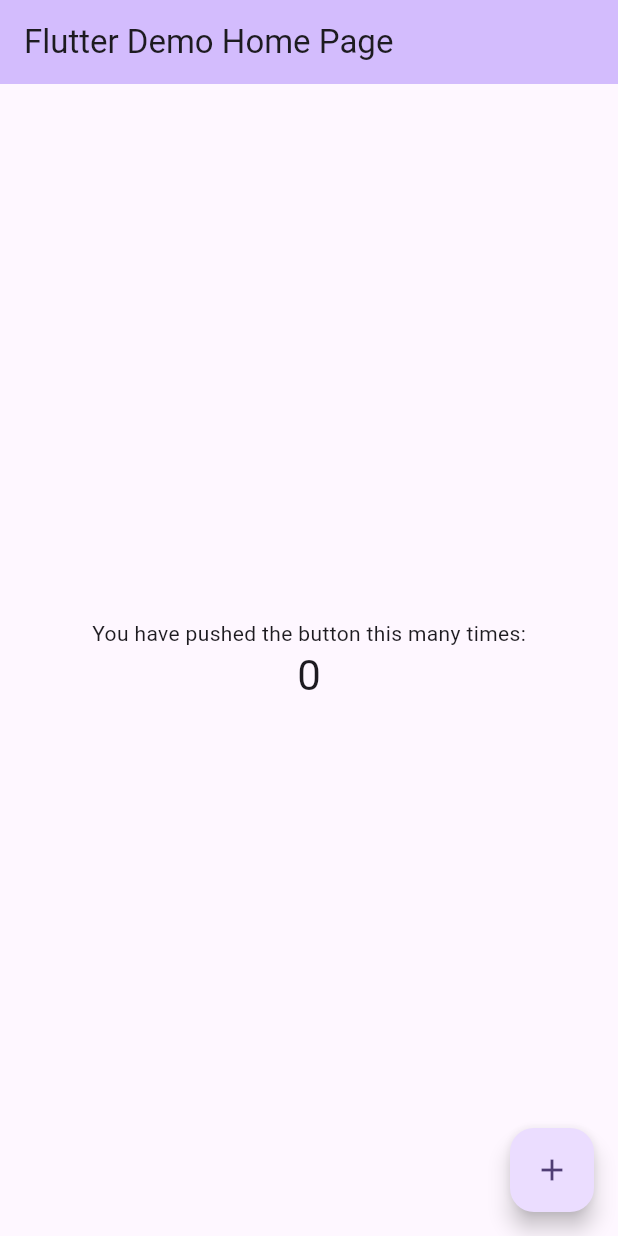
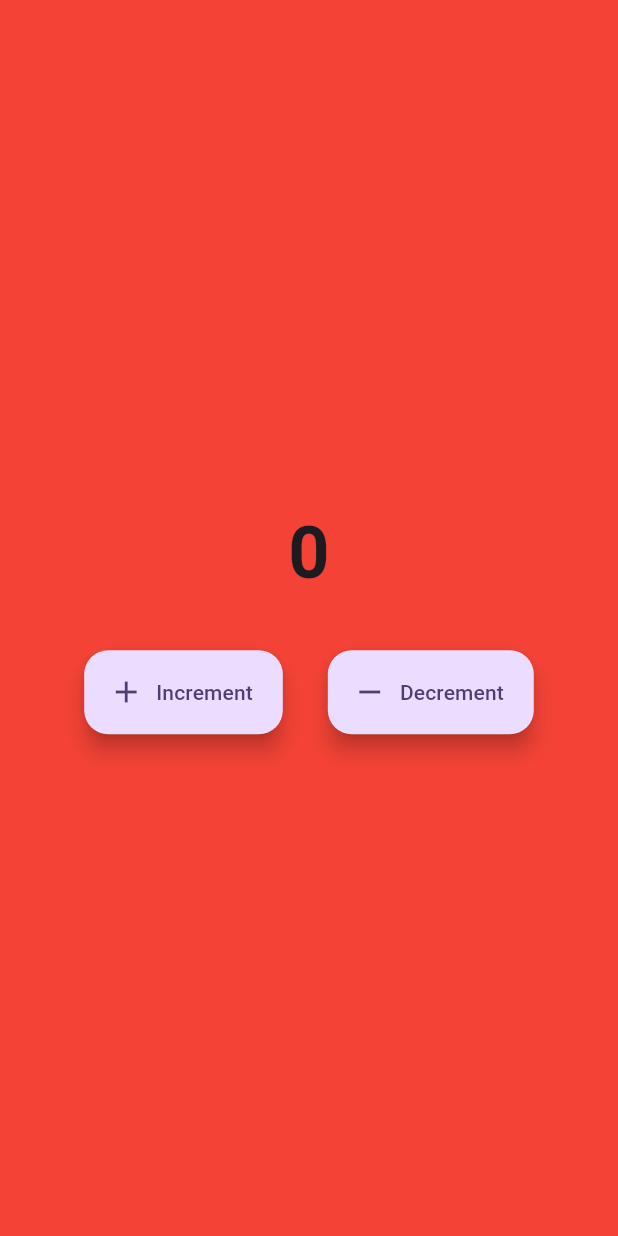
Before and after one commit to shamspahlowan/Beginner-Flutter-Practice, a Flutter app: the screen it shows after launch, on a phone screen of 412 x 824 dp. Run offline on Flutter 3.47's test engine with Material 3 defaults, Android fonts, the phone set to English and light mode, and no system bars; our stand-ins replace equatable, flutter_bloc.

Commit message:
counter state management with cubit (changes bgColor with value)

```diff
--- /dev/null
+++ b/beginner_practice/lib/bloc_practice/cubit_practice/cubit_counter/counter_cubit.dart
@@ -0,0 +1,26 @@
+import 'package:beginner_practice/bloc_practice/cubit_practice/cubit_counter/counter_cubit_state.dart';
+import 'package:flutter_bloc/flutter_bloc.dart';
+
+class CounterCubit extends Cubit<CounterCubitState> {
+  CounterCubit() : super(CounterCubitState());
+
+  void increment() {
+    final counterValue = state.counterValue;
+    emit(
+      CounterCubitState(
+        counterValue: counterValue + 1,
+        color: state.getColor(),
+      ),
+    );
+  }
+
+  void decrement() {
+    final counterValue = state.counterValue;
+    emit(
+      CounterCubitState(
+        counterValue: counterValue - 1,
+        color: state.getColor(),
+      ),
+    );
+  }
+}
--- /dev/null
+++ b/beginner_practice/lib/bloc_practice/cubit_practice/cubit_counter/counter_cubit_app_ui.dart
@@ -0,0 +1,54 @@
+import 'package:flutter/material.dart';
+import 'package:flutter_bloc/flutter_bloc.dart';
+import 'counter_cubit.dart';
+import 'counter_cubit_state.dart';
+
+class CounterCubitAppUi extends StatelessWidget {
+  const CounterCubitAppUi({super.key});
+
+  @override
+  Widget build(BuildContext context) {
+    return BlocBuilder<CounterCubit, CounterCubitState>(
+      builder: (context, state) {
+        return Scaffold(
+          backgroundColor: state.getColor(),
+          body: Center(
+            child: Column(
+              mainAxisAlignment: MainAxisAlignment.center,
+              children: [
+                Text(
+                  "${state.counterValue}",
+                  style: const TextStyle(
+                    fontSize: 48,
+                    fontWeight: FontWeight.bold,
+                  ),
+                ),
+                const SizedBox(height: 30),
+                Row(
+                  mainAxisAlignment: MainAxisAlignment.center,
+                  children: [
+                    FloatingActionButton.extended(
+                      onPressed: () {
+                        context.read<CounterCubit>().increment();
+                      },
+                      label: const Text("Increment"),
+                      icon: const Icon(Icons.add),
+                    ),
+                    const SizedBox(width: 30),
+                    FloatingActionButton.extended(
+                      onPressed: () {
+                        context.read<CounterCubit>().decrement();
+                      },
+                      label: const Text("Decrement"),
+                      icon: const Icon(Icons.remove),
+                    ),
+                  ],
+                ),
+              ],
+            ),
+          ),
+        );
+      },
+    );
+  }
+}
--- /dev/null
+++ b/beginner_practice/lib/bloc_practice/cubit_practice/cubit_counter/counter_cubit_state.dart
@@ -0,0 +1,48 @@
+import 'package:equatable/equatable.dart';
+import 'package:flutter/material.dart';
+
+class CounterCubitState extends Equatable {
+  final int counterValue;
+  final Color color;
+
+  const CounterCubitState({this.counterValue = 0, this.color = Colors.white});
+  bool get isZero => counterValue == 0;
+  bool get isPositive => counterValue > 0;
+  bool get isNegative => counterValue < 0;
+
+  Color getColor() {
+    if (isZero) {
+      return Colors.red;
+    } else if (isPositive) {
+      return Colors.green;
+    } else {
+      return Colors.blueAccent;
+    }
+  }
+
+  @override
+  List<Object> get props => [counterValue, color];
+}
+
+// class CounterCubitInitialState extends CounterCubitState {
+//   final int counterValue;
+//   final Color color;
+//   const CounterCubitInitialState({
+//     this.counterValue = 0,
+//     this.color = Colors.deepPurple,
+//   });
+// }
+
+// class CounterCubitChangedState extends CounterCubitState {
+//   final int counterValue;
+//   final Color color = Colors.lightGreen;
+//   const CounterCubitChangedState(this.counterValue);
+
+//   @override
+//   List<Object> get props => [counterValue];
+// }
+
+// class CounterCubitZeroState extends CounterCubitState {
+//   final Color color = Colors.redAccent;
+//   const CounterCubitZeroState();
+// }
--- a/beginner_practice/lib/main.dart
+++ b/beginner_practice/lib/main.dart
@@ -1,7 +1,15 @@
+import 'package:beginner_practice/bloc_practice/cubit_practice/cubit_counter/counter_cubit.dart';
+import 'package:beginner_practice/bloc_practice/cubit_practice/cubit_counter/counter_cubit_app_ui.dart';
 import 'package:flutter/material.dart';
+import 'package:flutter_bloc/flutter_bloc.dart';
 
 void main() {
-  runApp(const MyApp());
+  runApp(
+    MultiBlocProvider(
+      providers: [BlocProvider(create: (context) => CounterCubit())],
+      child: MyApp(),
+    ),
+  );
 }
 
 class MyApp extends StatelessWidget {
@@ -11,112 +19,12 @@ class MyApp extends StatelessWidget {
   @override
   Widget build(BuildContext context) {
     return MaterialApp(
-      title: 'Flutter Demo',
+      debugShowCheckedModeBanner: false,
+      title: 'Flutter Beginner Practice',
       theme: ThemeData(
-        // This is the theme of your application.
-        //
-        // TRY THIS: Try running your application with "flutter run". You'll see
-        // the application has a purple toolbar. Then, without quitting the app,
-        // try changing the seedColor in the colorScheme below to Colors.green
-        // and then invoke "hot reload" (save your changes or press the "hot
-        // reload" button in a Flutter-supported IDE, or press "r" if you used
-        // the command line to start the app).
-        //
-        // Notice that the counter didn't reset back to zero; the application
-        // state is not lost during the reload. To reset the state, use hot
-        // restart instead.
-        //
-        // This works for code too, not just values: Most code changes can be
-        // tested with just a hot reload.
         colorScheme: ColorScheme.fromSeed(seedColor: Colors.deepPurple),
       ),
-      home: const MyHomePage(title: 'Flutter Demo Home Page'),
+      home: CounterCubitAppUi(),
     );
   }
 }
-
-class MyHomePage extends StatefulWidget {
-  const MyHomePage({super.key, required this.title});
-
-  // This widget is the home page of your application. It is stateful, meaning
-  // that it has a State object (defined below) that contains fields that affect
-  // how it looks.
-
-  // This class is the configuration for the state. It holds the values (in this
-  // case the title) provided by the parent (in this case the App widget) and
-  // used by the build method of the State. Fields in a Widget subclass are
-  // always marked "final".
-
-  final String title;
-
-  @override
-  State<MyHomePage> createState() => _MyHomePageState();
-}
-
-class _MyHomePageState extends State<MyHomePage> {
-  int _counter = 0;
-
-  void _incrementCounter() {
-    setState(() {
-      // This call to setState tells the Flutter framework that something has
-      // changed in this State, which causes it to rerun the build method below
-      // so that the display can reflect the updated values. If we changed
-      // _counter without calling setState(), then the build method would not be
-      // called again, and so nothing would appear to happen.
-      _counter++;
-    });
-  }
-
-  @override
-  Widget build(BuildContext context) {
-    // This method is rerun every time setState is called, for instance as done
-    // by the _incrementCounter method above.
-    //
-    // The Flutter framework has been optimized to make rerunning build methods
-    // fast, so that you can just rebuild anything that needs updating rather
-    // than having to individually change instances of widgets.
-    return Scaffold(
-      appBar: AppBar(
-        // TRY THIS: Try changing the color here to a specific color (to
-        // Colors.amber, perhaps?) and trigger a hot reload to see the AppBar
-        // change color while the other colors stay the same.
-        backgroundColor: Theme.of(context).colorScheme.inversePrimary,
-        // Here we take the value from the MyHomePage object that was created by
-        // the App.build method, and use it to set our appbar title.
-        title: Text(widget.title),
-      ),
-      body: Center(
-        // Center is a layout widget. It takes a single child and positions it
-        // in the middle of the parent.
-        child: Column(
-          // Column is also a layout widget. It takes a list of children and
-          // arranges them vertically. By default, it sizes itself to fit its
-          // children horizontally, and tries to be as tall as its parent.
-          //
-          // Column has various properties to control how it sizes itself and
-          // how it positions its children. Here we use mainAxisAlignment to
-          // center the children vertically; the main axis here is the vertical
-          // axis because Columns are vertical (the cross axis would be
-          // horizontal).
-          //
-          // TRY THIS: Invoke "debug painting" (choose the "Toggle Debug Paint"
-          // action in the IDE, or press "p" in the console), to see the
-          // wireframe for each widget.
-          mainAxisAlignment: MainAxisAlignment.center,
-          children: <Widget>[
-            const Text('You have pushed the button this many times:'),
-            Text(
-              '$_counter',
-              style: Theme.of(context).textTheme.headlineMedium,
-            ),
-          ],
-        ),
-      ),
-      floatingActionButton: FloatingActionButton(
-        onPressed: _incrementCounter,
-        tooltip: 'Increment',
-        child: const Icon(Icons.add),
-      ), // This trailing comma makes auto-formatting nicer for build methods.
-    );
-  }
-}
--- a/beginner_practice/pubspec.yaml
+++ b/beginner_practice/pubspec.yaml
@@ -34,6 +34,8 @@ dependencies:
   # The following adds the Cupertino Icons font to your application.
   # Use with the CupertinoIcons class for iOS style icons.
   cupertino_icons: ^1.0.8
+  flutter_bloc: ^9.1.0
+  equatable: ^2.0.7
 
 dev_dependencies:
   flutter_test:
```
